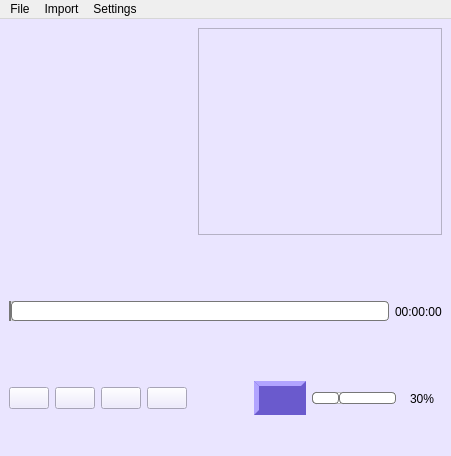
Qt form mainwindow.ui (CrystallisR/QtBasedMusicPlayer) before a commit.
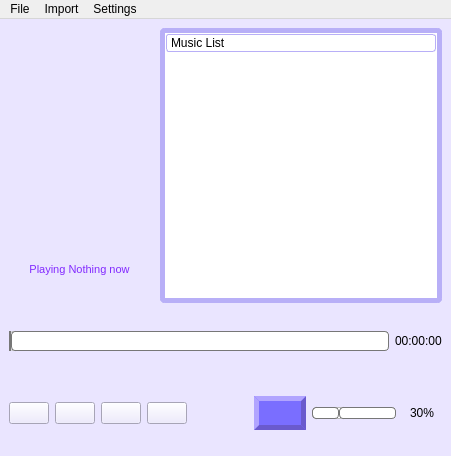
The same form after that commit. Icons and pictures are not drawn.

Commit message: add play list & import function

The edit to the form file:
```diff
--- a/mainwindow.ui
+++ b/mainwindow.ui
@@ -23,10 +23,159 @@
    <property name="styleSheet">
     <string notr="true">background-color: rgb(234, 229, 255);</string>
    </property>
-   <layout class="QVBoxLayout" name="verticalLayout_2">
+   <layout class="QVBoxLayout" name="verticalLayout_2" stretch="2,1">
     <item>
-     <layout class="QHBoxLayout" name="horizontalLayout_3" stretch="2,0,3">
-      <item>
+     <layout class="QGridLayout" name="gridLayout" rowstretch="3,1" columnstretch="1,2">
+      <property name="horizontalSpacing">
+       <number>10</number>
+      </property>
+      <item row="0" column="1" rowspan="2">
+       <widget class="QListWidget" name="musicList">
+        <property name="palette">
+         <palette>
+          <active>
+           <colorrole role="Button">
+            <brush brushstyle="SolidPattern">
+             <color alpha="255">
+              <red>255</red>
+              <green>255</green>
+              <blue>255</blue>
+             </color>
+            </brush>
+           </colorrole>
+           <colorrole role="Base">
+            <brush brushstyle="SolidPattern">
+             <color alpha="255">
+              <red>255</red>
+              <green>255</green>
+              <blue>255</blue>
+             </color>
+            </brush>
+           </colorrole>
+           <colorrole role="Window">
+            <brush brushstyle="SolidPattern">
+             <color alpha="255">
+              <red>255</red>
+              <green>255</green>
+              <blue>255</blue>
+             </color>
+            </brush>
+           </colorrole>
+          </active>
+          <inactive>
+           <colorrole role="Button">
+            <brush brushstyle="SolidPattern">
+             <color alpha="255">
+              <red>255</red>
+              <green>255</green>
+              <blue>255</blue>
+             </color>
+            </brush>
+           </colorrole>
+           <colorrole role="Base">
+            <brush brushstyle="SolidPattern">
+             <color alpha="255">
+              <red>255</red>
+              <green>255</green>
+              <blue>255</blue>
+             </color>
+            </brush>
+           </colorrole>
+           <colorrole role="Window">
+            <brush brushstyle="SolidPattern">
+             <color alpha="255">
+              <red>255</red>
+              <green>255</green>
+              <blue>255</blue>
+             </color>
+            </brush>
+           </colorrole>
+          </inactive>
+          <disabled>
+           <colorrole role="Button">
+            <brush brushstyle="SolidPattern">
+             <color alpha="255">
+              <red>255</red>
+              <green>255</green>
+              <blue>255</blue>
+             </color>
+            </brush>
+           </colorrole>
+           <colorrole role="Base">
+            <brush brushstyle="SolidPattern">
+             <color alpha="255">
+              <red>255</red>
+              <green>255</green>
+              <blue>255</blue>
+             </color>
+            </brush>
+           </colorrole>
+           <colorrole role="Window">
+            <brush brushstyle="SolidPattern">
+             <color alpha="255">
+              <red>255</red>
+              <green>255</green>
+              <blue>255</blue>
+             </color>
+            </brush>
+           </colorrole>
+          </disabled>
+         </palette>
+        </property>
+        <property name="styleSheet">
+         <string notr="true">QListWidget {
+	border: 5px solid rgb(184, 175, 247);
+	border-radius: 5px;
+	border-style: solid;
+	background-color:  rgb(255, 255, 255);
+	padding: 1px;
+}
+QListWidget:item {
+	color: rgb(0, 0, 0);
+	border: 1px solid rgb(184, 175, 247);
+	border-radius: 3px;
+	background-color:  rgb(255, 255, 255);
+	padding: 1px;
+}
+QListWidget:item:hover {
+	color:rgb(255, 170, 0);
+	border: 1px solid rgb(184, 175, 247);
+	border-radius: 3px;
+	background-color:  rgb(184, 175, 247);
+	padding: 1px;
+}
+
+</string>
+        </property>
+        <item>
+         <property name="text">
+          <string>Music List</string>
+         </property>
+         <property name="background">
+          <brush brushstyle="NoBrush">
+           <color alpha="255">
+            <red>85</red>
+            <green>85</green>
+            <blue>255</blue>
+           </color>
+          </brush>
+         </property>
+         <property name="foreground">
+          <brush brushstyle="NoBrush">
+           <color alpha="255">
+            <red>0</red>
+            <green>0</green>
+            <blue>0</blue>
+           </color>
+          </brush>
+         </property>
+         <property name="icon">
+          <iconset theme="video-display"/>
+         </property>
+        </item>
+       </widget>
+      </item>
+      <item row="0" column="0">
        <widget class="QLabel" name="musicGraphics">
         <property name="sizePolicy">
          <sizepolicy hsizetype="Ignored" vsizetype="Ignored">
@@ -57,33 +206,40 @@
         </property>
        </widget>
       </item>
-      <item>
-       <spacer name="horizontalSpacer_2">
-        <property name="orientation">
-         <enum>Qt::Horizontal</enum>
+      <item row="1" column="0">
+       <widget class="QLabel" name="musicNameDisplay">
+        <property name="sizePolicy">
+         <sizepolicy hsizetype="Ignored" vsizetype="Preferred">
+          <horstretch>0</horstretch>
+          <verstretch>0</verstretch>
+         </sizepolicy>
         </property>
-        <property name="sizeHint" stdset="0">
-         <size>
-          <width>20</width>
-          <height>20</height>
-         </size>
+        <property name="font">
+         <font>
+          <pointsize>8</pointsize>
+         </font>
         </property>
-       </spacer>
-      </item>
-      <item>
-       <widget class="QListView" name="musicListView"/>
+        <property name="styleSheet">
+         <string notr="true">color: rgb(130, 41, 255);</string>
+        </property>
+        <property name="text">
+         <string>Playing Nothing now</string>
+        </property>
+        <property name="textFormat">
+         <enum>Qt::AutoText</enum>
+        </property>
+        <property name="scaledContents">
+         <bool>true</bool>
+        </property>
+        <property name="alignment">
+         <set>Qt::AlignCenter</set>
+        </property>
+       </widget>
       </item>
      </layout>
     </item>
     <item>
-     <layout class="QVBoxLayout" name="verticalLayout" stretch="1,2,3">
-      <item>
-       <widget class="QLabel" name="musicNameDisplay">
-        <property name="text">
-         <string/>
-        </property>
-       </widget>
-      </item>
+     <layout class="QVBoxLayout" name="verticalLayout" stretch="2,3">
       <item>
        <layout class="QHBoxLayout" name="horizontalLayout">
         <item>
@@ -265,27 +421,27 @@
              <colorrole role="Button">
               <brush brushstyle="SolidPattern">
                <color alpha="255">
-                <red>106</red>
-                <green>90</green>
-                <blue>205</blue>
+                <red>122</red>
+                <green>110</green>
+                <blue>255</blue>
                </color>
               </brush>
              </colorrole>
              <colorrole role="Base">
               <brush brushstyle="SolidPattern">
                <color alpha="255">
-                <red>106</red>
-                <green>90</green>
-                <blue>205</blue>
+                <red>122</red>
+                <green>110</green>
+                <blue>255</blue>
                </color>
               </brush>
              </colorrole>
              <colorrole role="Window">
               <brush brushstyle="SolidPattern">
                <color alpha="255">
-                <red>106</red>
-                <green>90</green>
-                <blue>205</blue>
+                <red>122</red>
+                <green>110</green>
+                <blue>255</blue>
                </color>
               </brush>
              </colorrole>
@@ -294,27 +450,27 @@
              <colorrole role="Button">
               <brush brushstyle="SolidPattern">
                <color alpha="255">
-                <red>64</red>
-                <green>65</green>
-                <blue>66</blue>
+                <red>122</red>
+                <green>110</green>
+                <blue>255</blue>
                </color>
               </brush>
              </colorrole>
              <colorrole role="Base">
               <brush brushstyle="SolidPattern">
                <color alpha="255">
-                <red>46</red>
-                <green>47</green>
-                <blue>48</blue>
+                <red>122</red>
+                <green>110</green>
+                <blue>255</blue>
                </color>
               </brush>
              </colorrole>
              <colorrole role="Window">
               <brush brushstyle="SolidPattern">
                <color alpha="255">
-                <red>46</red>
-                <green>47</green>
-                <blue>48</blue>
+                <red>122</red>
+                <green>110</green>
+                <blue>255</blue>
                </color>
               </brush>
              </colorrole>
@@ -323,27 +479,27 @@
              <colorrole role="Button">
               <brush brushstyle="SolidPattern">
                <color alpha="255">
-                <red>188</red>
-                <green>191</green>
-                <blue>238</blue>
+                <red>122</red>
+                <green>110</green>
+                <blue>255</blue>
                </color>
               </brush>
              </colorrole>
              <colorrole role="Base">
               <brush brushstyle="SolidPattern">
                <color alpha="255">
-                <red>106</red>
-                <green>90</green>
-                <blue>205</blue>
+                <red>122</red>
+                <green>110</green>
+                <blue>255</blue>
                </color>
               </brush>
              </colorrole>
              <colorrole role="Window">
               <brush brushstyle="SolidPattern">
                <color alpha="255">
-                <red>106</red>
-                <green>90</green>
-                <blue>205</blue>
+                <red>122</red>
+                <green>110</green>
+                <blue>255</blue>
                </color>
               </brush>
              </colorrole>
@@ -358,7 +514,7 @@
 	border: 5px solid #6A5ACD;
 	border-radius: 30px;
 	border-style: outset;
-	background-color:  #6A5ACD;
+	background-color:  rgb(122, 110, 255);
 	padding: 5px;
 }
 QPushButton:hover {
```
The commit also changes 5 other files.
